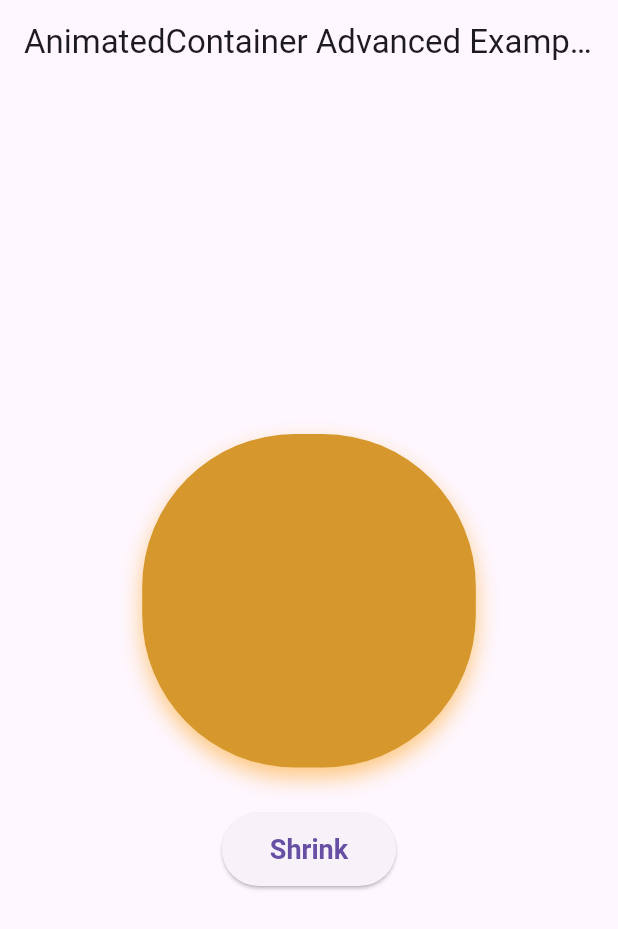
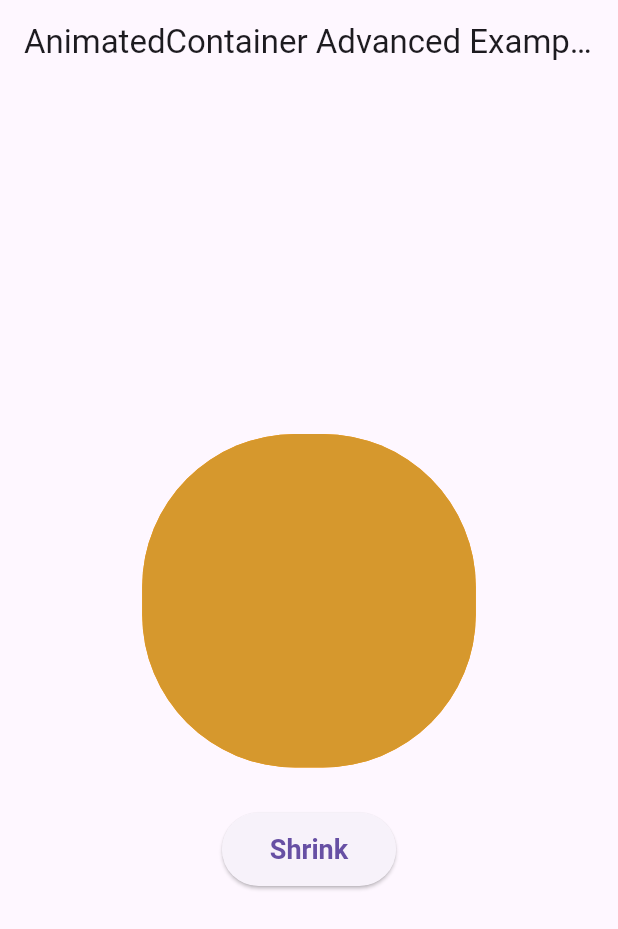
Before and after one commit to hassanbuilds/practice_widgets, a Flutter app: the AnimatedBox screen opened directly, after a tap on "Grow", on a phone screen of 412 x 824 dp. Shown: the top 929 px of the screen. Run offline on Flutter 3.47's test engine with Material 3 defaults, Android fonts, the phone set to English and light mode, and no system bars; our stand-ins replace fluttertoast; network calls fail.

Commit message:
error solved

```diff
--- a/lib/animation/animated_container2.dart
+++ b/lib/animation/animated_container2.dart
@@ -72,9 +72,9 @@ class _AnimatedBoxState extends State<AnimatedBox> {
                       borderRadius: BorderRadius.circular(125),
                       boxShadow: [
                         BoxShadow(
-                          color: Colors.orange.withOpacity(0.5),
-                          blurRadius: 15,
-                          offset: const Offset(0, 8),
+                          color: Colors.orange,
+                          blurRadius: 0,
+                          offset: const Offset(0, 0),
                         ),
                       ],
                     );
```
